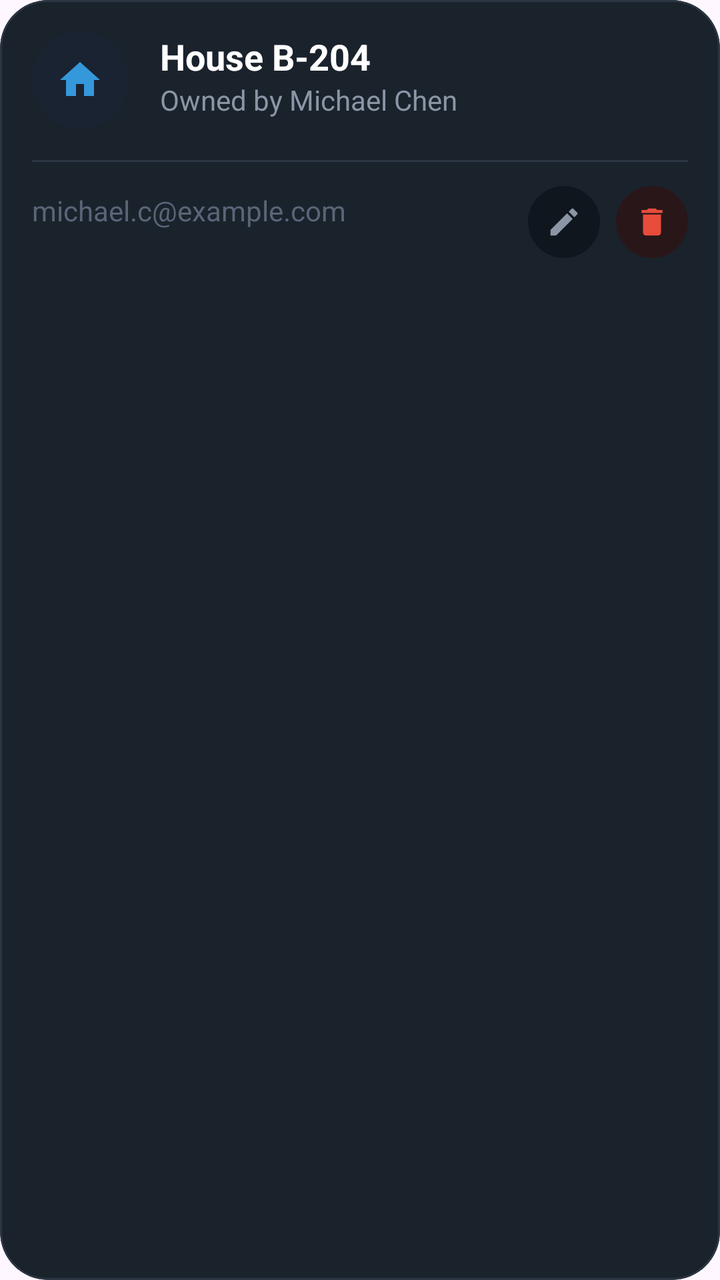
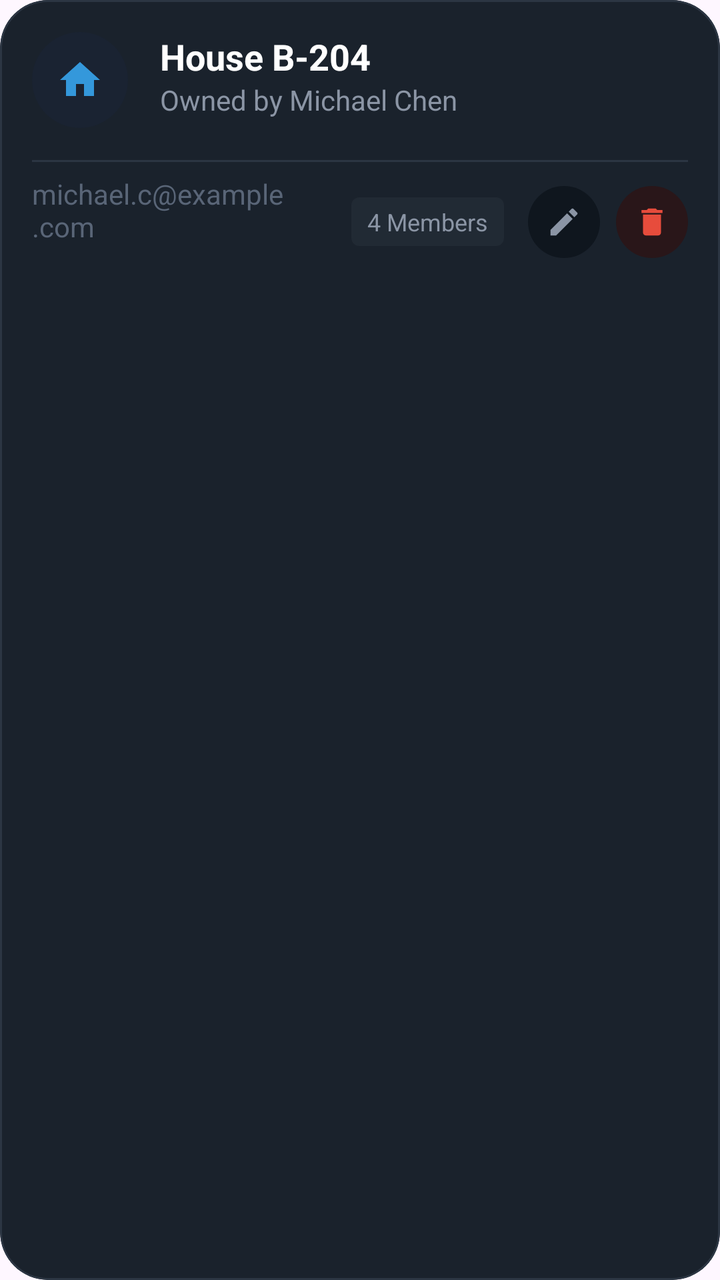

Compare the two renders of this Android layout. The source of the first and the diff that turns it into the second are given below.
<!-- AndroidManifest.xml: application theme Theme.HouseVisitorManagementSystem -->
<!-- res/layout/item_house.xml -->
<?xml version="1.0" encoding="utf-8"?>
<com.google.android.material.card.MaterialCardView xmlns:android="http://schemas.android.com/apk/res/android"
    xmlns:app="http://schemas.android.com/apk/res-auto"
    android:layout_width="match_parent"
    android:layout_height="wrap_content"
    android:layout_marginBottom="16dp"
    app:cardBackgroundColor="@color/dark_navy"
    app:cardCornerRadius="24dp"
    app:strokeColor="@color/slate_blue_gray"
    app:strokeWidth="1dp">

    <androidx.constraintlayout.widget.ConstraintLayout
        android:layout_width="match_parent"
        android:layout_height="wrap_content"
        android:padding="16dp">

        <FrameLayout
            android:id="@+id/iconContainer"
            android:layout_width="48dp"
            android:layout_height="48dp"
            android:background="@drawable/circle_dark_bg"
            app:layout_constraintStart_toStartOf="parent"
            app:layout_constraintTop_toTopOf="parent">

            <ImageView
                android:layout_width="24dp"
                android:layout_height="24dp"
                android:layout_gravity="center"
                android:src="@drawable/ic_home_filled"
                app:tint="@color/bright_blue" />
        </FrameLayout>

        <TextView
            android:id="@+id/tvTitle"
            android:layout_width="wrap_content"
            android:layout_height="wrap_content"
            android:layout_marginStart="16dp"
            android:text="House B-204"
            android:textColor="@color/white"
            android:textSize="18sp"
            android:textStyle="bold"
            app:layout_constraintStart_toEndOf="@id/iconContainer"
            app:layout_constraintTop_toTopOf="@id/iconContainer" />

        <TextView
            android:id="@+id/tvSubtitle"
            android:layout_width="wrap_content"
            android:layout_height="wrap_content"
            android:layout_marginStart="16dp"
            android:text="Owned by Michael Chen"
            android:textColor="@color/steel_blue_gray"
            android:textSize="14sp"
            app:layout_constraintStart_toEndOf="@id/iconContainer"
            app:layout_constraintTop_toBottomOf="@id/tvTitle" />

        <View
            android:id="@+id/separator"
            android:layout_width="match_parent"
            android:layout_height="1dp"
            android:layout_marginTop="16dp"
            android:background="@color/slate_blue_gray"
            app:layout_constraintTop_toBottomOf="@id/iconContainer" />

        <TextView
            android:id="@+id/tvEmail"
            android:layout_width="0dp"
            android:layout_height="wrap_content"
            android:layout_marginEnd="16dp"
            android:text="michael.c@example.com"
            android:textColor="@color/slate_gray"
            android:textSize="14sp"
            app:layout_constraintBottom_toBottomOf="parent"
            app:layout_constraintEnd_toStartOf="@id/actionsLayout"
            app:layout_constraintStart_toStartOf="parent"
            app:layout_constraintTop_toBottomOf="@id/separator" />

        <LinearLayout
            android:id="@+id/actionsLayout"
            android:layout_width="wrap_content"
            android:layout_height="wrap_content"
            android:layout_marginTop="12dp"
            android:orientation="horizontal"
            app:layout_constraintEnd_toEndOf="parent"
            app:layout_constraintTop_toBottomOf="@id/separator">

            <FrameLayout
                android:id="@+id/btnEdit"
                android:layout_width="36dp"
                android:layout_height="36dp"
                android:layout_marginEnd="8dp"
                android:background="@drawable/circle_dark_bg"
                android:backgroundTint="@color/charcoal_navy"
                android:clickable="true"
                android:focusable="true">

                <ImageView
                    android:layout_width="18dp"
                    android:layout_height="18dp"
                    android:layout_gravity="center"
                    android:src="@drawable/ic_edit"
                    app:tint="@color/steel_blue_gray" />
            </FrameLayout>

            <FrameLayout
                android:id="@+id/btnDelete"
                android:layout_width="36dp"
                android:layout_height="36dp"
                android:background="@drawable/circle_dark_bg"
                android:backgroundTint="@color/dark_plum"
                android:clickable="true"
                android:focusable="true">

                <ImageView
                    android:layout_width="18dp"
                    android:layout_height="18dp"
                    android:layout_gravity="center"
                    android:src="@drawable/ic_delete"
                    app:tint="@color/red" />
            </FrameLayout>
        </LinearLayout>
    </androidx.constraintlayout.widget.ConstraintLayout>
</com.google.android.material.card.MaterialCardView>
<!-- resources referenced by this layout -->
<resources>
  <color name="bright_blue">#3498DB</color>
  <color name="charcoal_navy">#0F161E</color>
  <color name="dark_navy">#1A222C</color>
  <color name="dark_plum">#291619</color>
  <color name="red">#E74C3C</color>
  <color name="slate_blue_gray">#2C3643</color>
  <color name="slate_gray">#596577</color>
  <color name="steel_blue_gray">#8B95A5</color>
  <color name="white">#FFFFFF</color>
  <!-- drawable circle_dark_bg (drawable) -->
  <?xml version="1.0" encoding="utf-8"?>
  <shape xmlns:android="http://schemas.android.com/apk/res/android"
      android:shape="oval">
      <solid android:color="#1A2332" />
  </shape>
  <!-- drawable ic_delete (drawable) -->
  <vector xmlns:android="http://schemas.android.com/apk/res/android"
      android:width="24dp"
      android:height="24dp"
      android:viewportWidth="24"
      android:viewportHeight="24">
      <path
          android:fillColor="#FFFFFF"
          android:pathData="M6,19c0,1.1 0.9,2 2,2h8c1.1,0 2,-0.9 2,-2V7H6v12zM19,4h-3.5l-1,-1h-5l-1,1H5v2h14V4z" />
  </vector>
  <!-- drawable ic_edit (drawable) -->
  <vector xmlns:android="http://schemas.android.com/apk/res/android"
      android:width="24dp"
      android:height="24dp"
      android:viewportWidth="24"
      android:viewportHeight="24">
      <path
          android:fillColor="#FFFFFF"
          android:pathData="M3,17.25V21h3.75L17.81,9.94l-3.75,-3.75L3,17.25zM20.71,7.04c0.39,-0.39 0.39,-1.02 0,-1.41l-2.34,-2.34c-0.39,-0.39 -1.02,-0.39 -1.41,0l-1.83,1.83 3.75,3.75 1.83,-1.83z" />
  </vector>
  <!-- drawable ic_home_filled (drawable) -->
  <vector xmlns:android="http://schemas.android.com/apk/res/android"
      android:width="24dp"
      android:height="24dp"
      android:viewportWidth="24"
      android:viewportHeight="24">
      <path
          android:fillColor="#FFFFFF"
          android:pathData="M10,20v-6h4v6h5v-8h3L12,3 2,12h3v8z" />
  </vector>
  <style name="Theme.HouseVisitorManagementSystem" parent="Base.Theme.HouseVisitorManagementSystem" />
  <style name="Base.Theme.HouseVisitorManagementSystem" parent="Theme.Material3.DayNight.NoActionBar">
          
          
      </style>
</resources>

<!-- the commit's change to res/layout/item_house.xml (unified diff, before → after) -->
@@ -79,9 +79,22 @@
             android:layout_width="wrap_content"
             android:layout_height="wrap_content"
             android:layout_marginTop="12dp"
+            android:gravity="center_vertical"
             android:orientation="horizontal"
             app:layout_constraintEnd_toEndOf="parent"
             app:layout_constraintTop_toBottomOf="@id/separator">
+
+            <TextView
+                android:id="@+id/tvMembers"
+                android:layout_width="wrap_content"
+                android:layout_height="wrap_content"
+                android:layout_marginEnd="12dp"
+                android:background="@drawable/bg_badge_gray"
+                android:paddingHorizontal="8dp"
+                android:paddingVertical="4dp"
+                android:text="4 Members"
+                android:textColor="@color/steel_blue_gray"
+                android:textSize="12sp" />
 
             <FrameLayout
                 android:id="@+id/btnEdit"
<!-- resource entries referenced after the edit -->
@@ -9,6 +9,12 @@
   <color name="slate_gray">#596577</color>
   <color name="steel_blue_gray">#8B95A5</color>
   <color name="white">#FFFFFF</color>
+  <!-- drawable bg_badge_gray (drawable) -->
+  <?xml version="1.0" encoding="utf-8"?>
+  <shape xmlns:android="http://schemas.android.com/apk/res/android" android:shape="rectangle">
+      <solid android:color="#196C757D" />
+      <corners android:radius="4dp" />
+  </shape>
   <!-- drawable circle_dark_bg (drawable) -->
   <?xml version="1.0" encoding="utf-8"?>
   <shape xmlns:android="http://schemas.android.com/apk/res/android"
